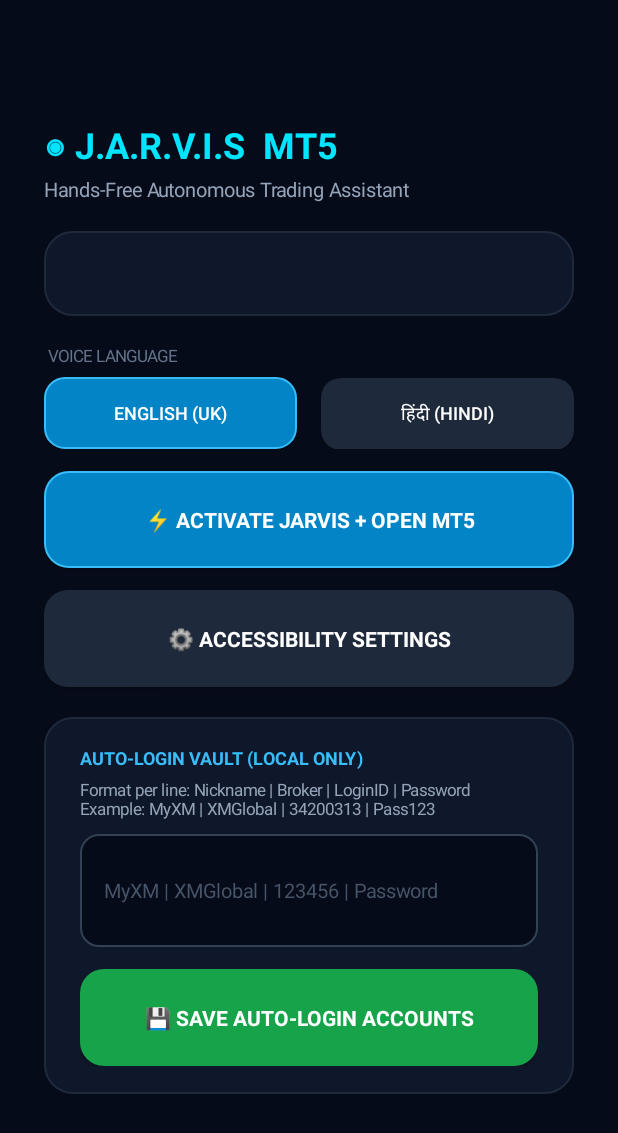
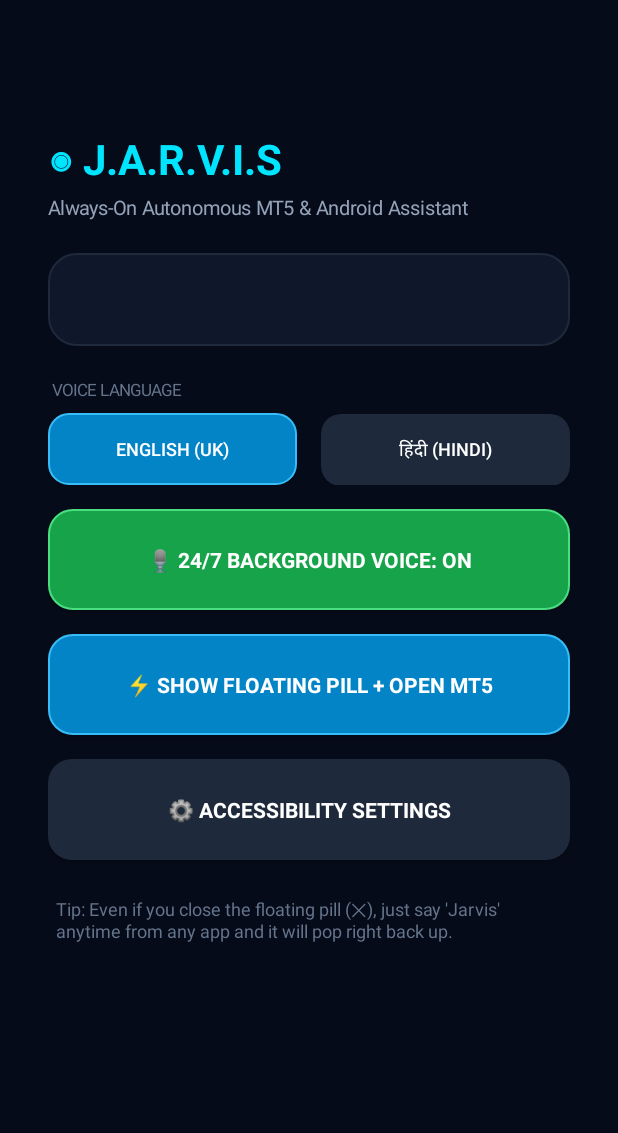
Before and after one commit to ZaminZaidi/MT5_AI_AGENT, an Android app: the screen it shows after launch (MainActivity), on a phone screen of 412 x 824 dp. Shown: the top 1133 px of the screen. Run offline under Robolectric (Android 15) with nearby library versions, the phone set to English and light mode, and no system bars; 3 statements that could not run were skipped.

Commit message:
Refactor MainActivity layout and add always-on button

```diff
--- a/app/src/main/java/com/mt5/aiagent/MainActivity.kt
+++ b/app/src/main/java/com/mt5/aiagent/MainActivity.kt
@@ -10,7 +10,6 @@ import android.graphics.drawable.GradientDrawable
 import android.os.Bundle
 import android.provider.Settings
 import android.widget.Button
-import android.widget.EditText
 import android.widget.LinearLayout
 import android.widget.ScrollView
 import android.widget.TextView
@@ -24,6 +23,7 @@ class MainActivity : AppCompatActivity() {
     private lateinit var statusTv: TextView
     private lateinit var btnEn: Button
     private lateinit var btnHi: Button
+    private lateinit var btnAlwaysOn: Button
 
     private fun bg(hex: String, radius: Float = 30f, strokeHex: String? = null): GradientDrawable {
         return GradientDrawable().apply {
@@ -41,36 +41,38 @@ class MainActivity : AppCompatActivity() {
         val scroll = ScrollView(this).apply { setBackgroundColor(Color.parseColor("#060B19")) }
         val layout = LinearLayout(this).apply {
             orientation = LinearLayout.VERTICAL
-            setPadding(44, 120, 44, 60)
+            setPadding(48, 130, 48, 60)
         }
 
         val title = TextView(this).apply {
-            text = "◉ J.A.R.V.I.S  MT5"
+            text = "◉ J.A.R.V.I.S"
             setTextColor(Color.parseColor("#00E5FF"))
-            textSize = 24f
+            textSize = 28f
             typeface = Typeface.DEFAULT_BOLD
         }
 
         val sub = TextView(this).apply {
-            text = "Hands-Free Autonomous Trading Assistant"
+            text = "Always-On Autonomous MT5 & Android Assistant"
             setTextColor(Color.parseColor("#94A3B8"))
             textSize = 13f
-            setPadding(0, 6, 0, 28)
+            setPadding(0, 6, 0, 32)
         }
 
+        // Clean Status Card
         val statusCard = LinearLayout(this).apply {
             orientation = LinearLayout.VERTICAL
             background = bg("#0F172A", 28f, "#1E293B")
-            setPadding(36, 28, 36, 28)
+            setPadding(36, 32, 36, 32)
         }
         statusTv = TextView(this).apply { textSize = 14f }
         statusCard.addView(statusTv)
 
+        // Language Toggle
         val langLabel = TextView(this).apply {
             text = "VOICE LANGUAGE"
             setTextColor(Color.parseColor("#64748B"))
             textSize = 11f
-            setPadding(4, 28, 0, 10)
+            setPadding(4, 32, 0, 12)
         }
 
         val langRow = LinearLayout(this).apply { orientation = LinearLayout.HORIZONTAL }
@@ -82,7 +84,7 @@ class MainActivity : AppCompatActivity() {
             setOnClickListener {
                 prefs.edit().putString("jarvis_lang", "en").apply()
                 MT5AgentService.instance?.applyVoiceProfile()
-                refreshLangButtons(prefs)
+                refreshButtons(prefs)
             }
         }
         btnHi = Button(this).apply {
@@ -93,12 +95,11 @@ class MainActivity : AppCompatActivity() {
             setOnClickListener {
                 prefs.edit().putString("jarvis_lang", "hi").apply()
                 MT5AgentService.instance?.applyVoiceProfile()
-                refreshLangButtons(prefs)
+                refreshButtons(prefs)
             }
         }
         langRow.addView(btnEn)
         langRow.addView(btnHi)
-        refreshLangButtons(prefs)
 
         fun makeBtn(label: String, bgHex: String, strokeHex: String? = null, onClick: () -> Unit): Button {
             return Button(this).apply {
@@ -108,24 +109,31 @@ class MainActivity : AppCompatActivity() {
                 typeface = Typeface.DEFAULT_BOLD
                 background = bg(bgHex, 24f, strokeHex)
                 layoutParams = LinearLayout.LayoutParams(LinearLayout.LayoutParams.MATCH_PARENT, LinearLayout.LayoutParams.WRAP_CONTENT)
-                    .apply { setMargins(0, 22, 0, 0) }
-                setPadding(24, 34, 24, 34)
+                    .apply { setMargins(0, 24, 0, 0) }
+                setPadding(24, 36, 24, 36)
                 setOnClickListener { onClick() }
             }
         }
 
-        val btnLaunch = makeBtn("⚡ ACTIVATE JARVIS + OPEN MT5", "#0284C7", "#38BDF8") {
+        btnAlwaysOn = makeBtn("🎙 24/7 BACKGROUND VOICE: ON", "#16A34A", "#4ADE80") {
             if (ContextCompat.checkSelfPermission(this, Manifest.permission.RECORD_AUDIO) != PackageManager.PERMISSION_GRANTED) {
                 ActivityCompat.requestPermissions(this, arrayOf(Manifest.permission.RECORD_AUDIO), 101)
                 return@makeBtn
             }
+            val current = prefs.getBoolean("jarvis_always_on", true)
+            MT5AgentService.instance?.setAlwaysOn(!current)
+            prefs.edit().putBoolean("jarvis_always_on", !current).apply()
+            refreshButtons(prefs)
+        }
+
+        val btnShowPill = makeBtn("⚡ SHOW FLOATING PILL + OPEN MT5", "#0284C7", "#38BDF8") {
             val svc = MT5AgentService.instance
             if (svc == null) {
-                Toast.makeText(this, "Enable Accessibility first", Toast.LENGTH_LONG).show()
+                Toast.makeText(this, "Enable Accessibility Service first", Toast.LENGTH_LONG).show()
                 startActivity(Intent(Settings.ACTION_ACCESSIBILITY_SETTINGS))
                 return@makeBtn
             }
-            svc.showFloatingAssistant()
+            svc.showFloatingAssistant(announce = true)
             packageManager.getLaunchIntentForPackage("net.metaquotes.metatrader5")?.let { startActivity(it) }
         }
 
@@ -133,69 +141,46 @@ class MainActivity : AppCompatActivity() {
             startActivity(Intent(Settings.ACTION_ACCESSIBILITY_SETTINGS))
         }
 
-        val vaultCard = LinearLayout(this).apply {
-            orientation = LinearLayout.VERTICAL
-            background = bg("#0F172A", 28f, "#1E293B")
-            setPadding(36, 28, 36, 28)
-            layoutParams = LinearLayout.LayoutParams(LinearLayout.LayoutParams.MATCH_PARENT, LinearLayout.LayoutParams.WRAP_CONTENT)
-                .apply { setMargins(0, 30, 0, 0) }
+        val tipTv = TextView(this).apply {
+            text = "Tip: Even if you close the floating pill (✕), just say 'Jarvis' anytime from any app and it will pop right back up."
+            setTextColor(Color.parseColor("#64748B"))
+            textSize = 12f
+            setPadding(8, 36, 8, 0)
         }
-
-        val vaultTitle = TextView(this).apply {
-            text = "AUTO-LOGIN VAULT (LOCAL ONLY)"
-            setTextColor(Color.parseColor("#38BDF8"))
-            textSize = 12f
-            typeface = Typeface.DEFAULT_BOLD
-        }
-        val vaultHint = TextView(this).apply {
-            text = "Format per line: Nickname | Broker | LoginID | Password\nExample: MyXM | XMGlobal | 34200313 | Pass123"
-            setTextColor(Color.parseColor("#94A3B8"))
-            textSize = 11f
-            setPadding(0, 8, 0, 14)
-        }
-        val credsInput = EditText(this).apply {
-            hint = "MyXM | XMGlobal | 123456 | Password"
-            setHintTextColor(Color.parseColor("#475569"))
-            setTextColor(Color.WHITE)
-            textSize = 13f
-            minLines = 3
-            background = bg("#060B19", 18f, "#334155")
-            setPadding(24, 20, 24, 20)
-            setText(prefs.getString("mt5_saved_creds", ""))
-        }
-        val btnSaveVault = makeBtn("💾 SAVE AUTO-LOGIN ACCOUNTS", "#16A34A") {
-            prefs.edit().putString("mt5_saved_creds", credsInput.text.toString().trim()).apply()
-            Toast.makeText(this, "Saved securely on phone!", Toast.LENGTH_SHORT).show()
-        }
-
-        vaultCard.addView(vaultTitle)
-        vaultCard.addView(vaultHint)
-        vaultCard.addView(credsInput)
-        vaultCard.addView(btnSaveVault)
 
         layout.addView(title)
         layout.addView(sub)
         layout.addView(statusCard)
         layout.addView(langLabel)
         layout.addView(langRow)
-        layout.addView(btnLaunch)
+        layout.addView(btnAlwaysOn)
+        layout.addView(btnShowPill)
         layout.addView(btnAcc)
-        layout.addView(vaultCard)
+        layout.addView(tipTv)
 
         scroll.addView(layout)
         setContentView(scroll)
+        refreshButtons(prefs)
     }
 
-    private fun refreshLangButtons(prefs: android.content.SharedPreferences) {
+    private fun refreshButtons(prefs: android.content.SharedPreferences) {
         val isHi = prefs.getString("jarvis_lang", "en") == "hi"
         btnEn.background = bg(if (!isHi) "#0284C7" else "#1E293B", 20f, if (!isHi) "#38BDF8" else null)
         btnHi.background = bg(if (isHi) "#0284C7" else "#1E293B", 20f, if (isHi) "#38BDF8" else null)
+
+        val alwaysOn = prefs.getBoolean("jarvis_always_on", true)
+        btnAlwaysOn.text = if (alwaysOn) "🎙 24/7 BACKGROUND VOICE: ON" else "🔇 24/7 BACKGROUND VOICE: OFF"
+        btnAlwaysOn.background = bg(if (alwaysOn) "#16A34A" else "#334155", 24f, if (alwaysOn) "#4ADE80" else null)
     }
 
     override fun onResume() {
         super.onResume()
         val running = MT5AgentService.instance != null
-        statusTv.text = if (running) "● JARVIS ENGINE READY\n${MT5AgentService.lastBalanceSummary}" else "○ ENGINE OFFLINE — Enable Accessibility"
+        statusTv.text = if (running) {
+            "● JARVIS 24/7 ENGINE ACTIVE\n${MT5AgentService.lastBalanceSummary}"
+        } else {
+            "○ ENGINE OFFLINE — Enable Accessibility"
+        }
         statusTv.setTextColor(if (running) Color.parseColor("#4ADE80") else Color.parseColor("#F87171"))
     }
 }
```
